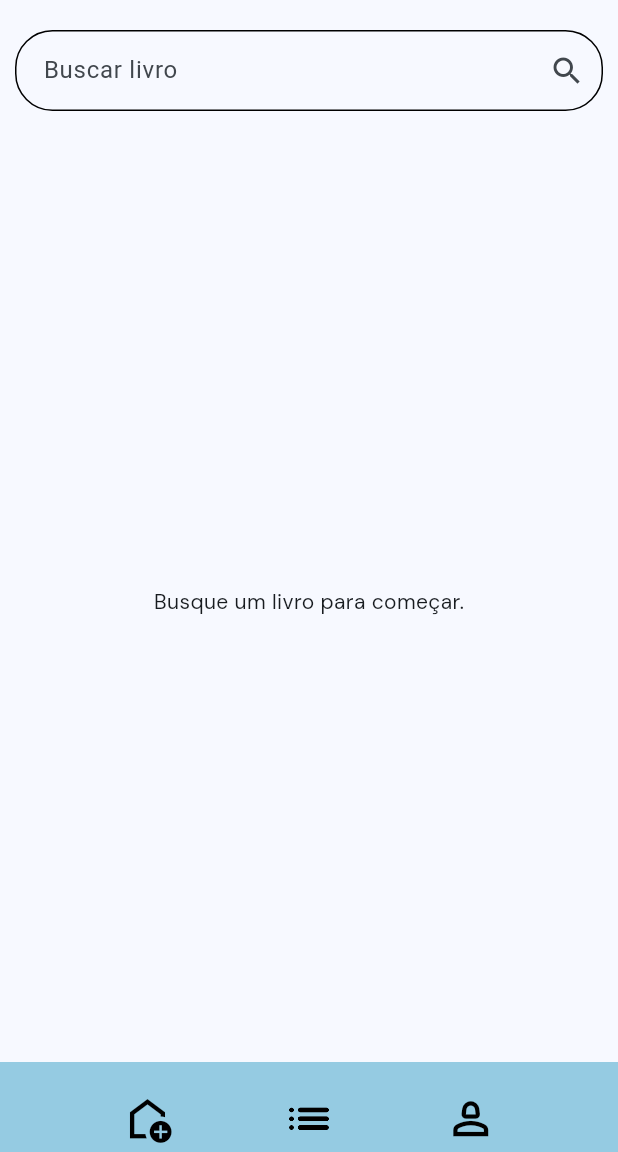
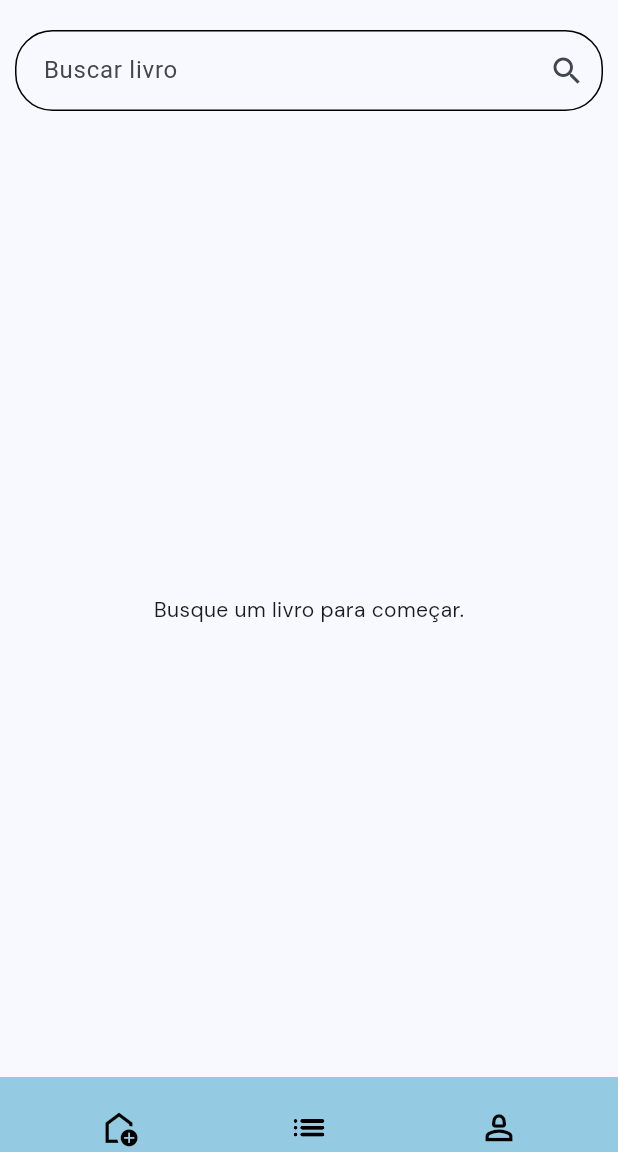
Before and after one commit to GuinterZaffalon/readingtracker, a Flutter app: the screen it shows after launch, on a phone screen of 412 x 824 dp, the part 84-1236 px from its top. Run offline on Flutter 3.47's test engine with Material 3 defaults, Android fonts, the phone set to English and light mode, and no system bars; our stand-ins replace flutter_rating_bar, google_fonts, sqflite; accounts and stored records are empty.

Commit message:
nova navigattion bar!

```diff
--- a/lib/src/components/navigationBar.dart
+++ b/lib/src/components/navigationBar.dart
@@ -8,14 +8,14 @@ class NavigationBottomBar extends StatelessWidget {
   Widget build(BuildContext context) {
     return BottomAppBar(
 
-      height: 60,
+      height: 50,
       color: const Color.fromRGBO(149,203,226, 1),
       child: Row(
-        mainAxisAlignment: MainAxisAlignment.spaceEvenly,
+        mainAxisAlignment: MainAxisAlignment.spaceAround,
         children: [
           IconButton(
             icon: const Icon(Icons.add_home_outlined),
-            iconSize: 35,
+            iconSize: 27,
             color: Colors.black,
             onPressed: () {
               Navigator.push(
@@ -34,7 +34,7 @@ class NavigationBottomBar extends StatelessWidget {
                   ));
             },
             icon: const Icon(Icons.list_rounded),
-            iconSize: 35,
+            iconSize: 27,
             color: Colors.black,
           ),
           IconButton(
@@ -46,7 +46,7 @@ class NavigationBottomBar extends StatelessWidget {
                     ));
               },
               icon: const Icon(Icons.person_2_outlined),
-              iconSize: 35,
+              iconSize: 27,
               color: Colors.black),
         ],
       ),
--- a/lib/src/screens/perfil.dart
+++ b/lib/src/screens/perfil.dart
@@ -3,6 +3,8 @@ import 'package:google_fonts/google_fonts.dart';
 import 'package:readingtracker/src/components/books.dart';
 import '../model/sqflite_helper.dart';
 import '../components/navigationBar.dart';
+import 'homePage.dart';
+import 'list.dart';
 
 class perfilPage extends StatefulWidget {
   const perfilPage({Key? key}) : super(key: key);
@@ -162,7 +164,8 @@ class _perfilPageState extends State<perfilPage> {
           )
         ],
       ),
-        bottomNavigationBar: NavigationBottomBar()
+      bottomNavigationBar: NavigationBottomBar(
+      ),
     );
   }
 }
--- a/pubspec.yaml
+++ b/pubspec.yaml
@@ -43,6 +43,7 @@ dependencies:
   intl: ^0.18.0
   syncfusion_flutter_datepicker: ^28.1.38
   google_fonts: ^6.2.1
+  curved_navigation_bar: ^1.0.6
 
 dev_dependencies:
   flutter_test:
```
Also changed, not shown: lib/src/screens/expanded.dart (+7 -1 lines), lib/src/screens/homePage.dart (+7 -3 lines), pubspec.lock.
